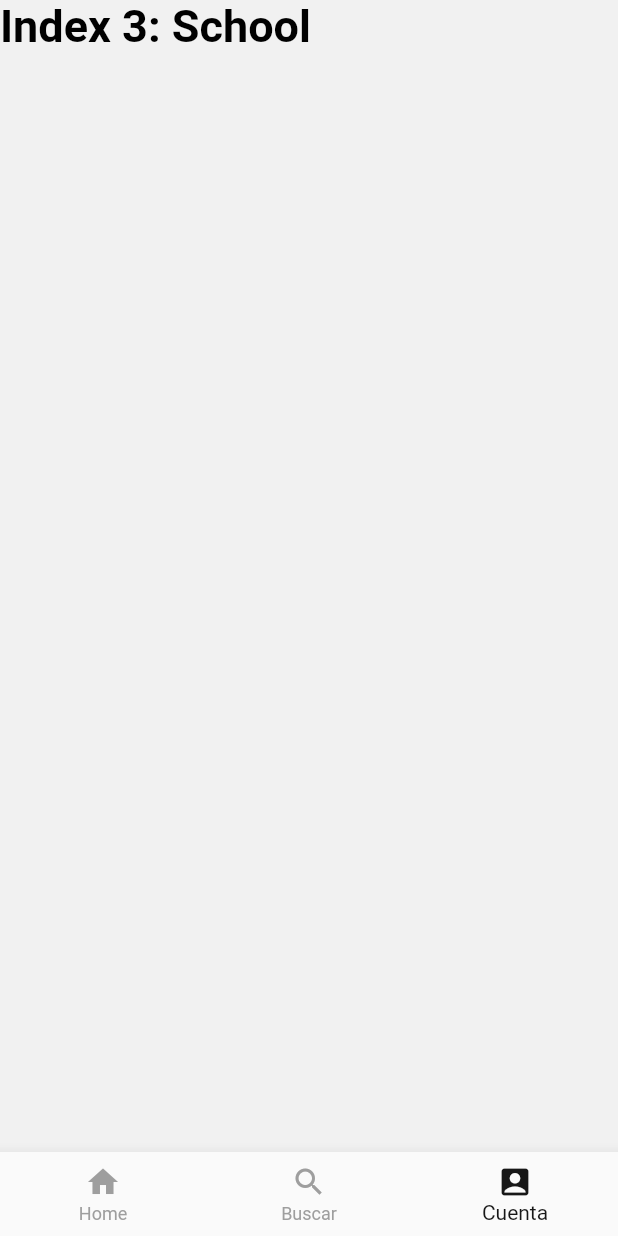
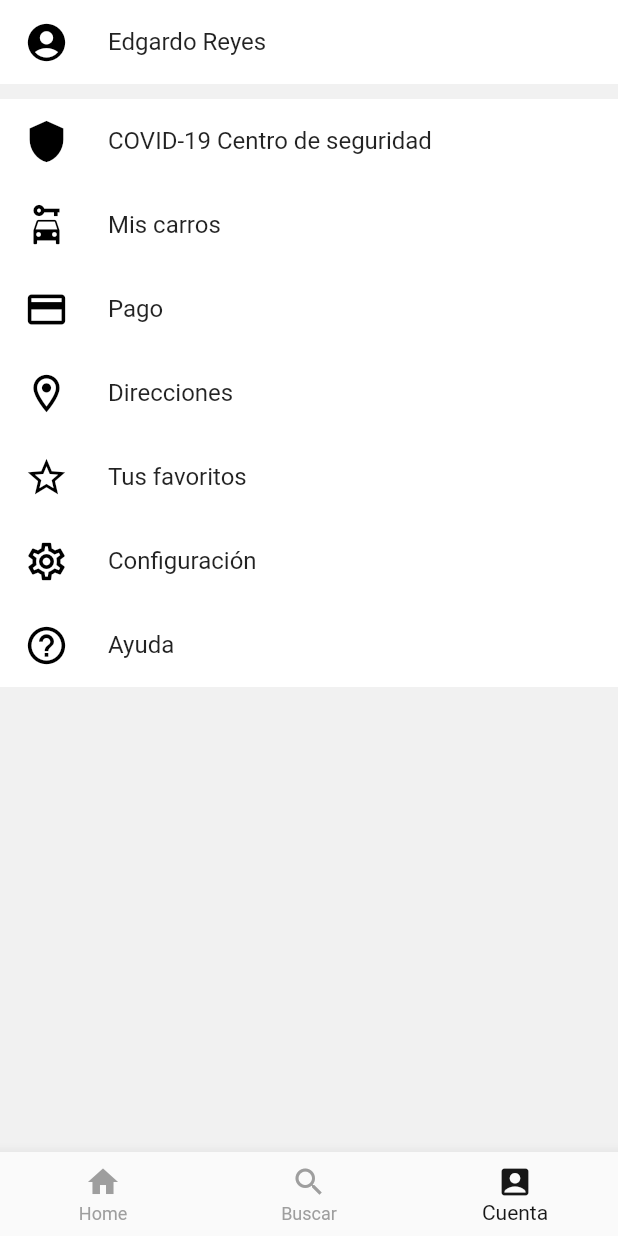
Before and after one commit to GungryNutria/servicego, a Flutter app: the HomePage screen opened by its route, item 3 of the bottom bar chosen, on a phone screen of 412 x 824 dp. Run offline on Flutter 3.47's test engine with Material 2 defaults, Android fonts, the phone set to English and light mode, and no system bars; our stand-ins replace bloc, flutter_bloc, geolocator, google_maps_flutter, hexcolor, permission_handler.

Commit message:
Profile Page

```diff
--- a/lib/pages/home_page.dart
+++ b/lib/pages/home_page.dart
@@ -32,10 +32,7 @@ class _HomePageState extends State<HomePage> {
         'Index 2: School',
         style: optionStyle,
       ),
-      Text(
-        'Index 3: School',
-        style: optionStyle,
-      ),
+      _account()
     ];
     return _widgetOptions;
   }
@@ -171,7 +168,113 @@ class _HomePageState extends State<HomePage> {
       child: ListTile(
         leading: Image(image: AssetImage('assets/$opcion.png')),
         title: Text(descripcion),
-        trailing: Text(monto),
+        trailing: FlatButton(
+            onPressed: () {},
+            child: Text('Ver Detalles'),
+            color: Colors.black,
+            textColor: Colors.white,
+            shape: RoundedRectangleBorder(
+                borderRadius: BorderRadius.circular(12.0))),
+      ),
+    );
+  }
+
+  Widget _account() {
+    return SafeArea(
+      child: SingleChildScrollView(
+        child: Column(
+          children: [
+            Stack(
+              children: [
+                Positioned(
+                    child: Container(
+                  color: Colors.white,
+                  child: ListTile(
+                    title: Text('Edgardo Reyes'),
+                    leading: Icon(
+                      Icons.account_circle,
+                      size: 30.0,
+                      color: Colors.black,
+                    ),
+                  ),
+                ))
+              ],
+            ),
+            SizedBox(
+              height: 10.0,
+            ),
+            Container(
+              color: Colors.white,
+              child: Column(
+                children: [
+                  ListTile(
+                    title: Text('COVID-19 Centro de seguridad'),
+                    leading: Icon(
+                      Icons.shield,
+                      color: Colors.black,
+                      size: 30.0,
+                    ),
+                    onTap: () {},
+                  ),
+                  ListTile(
+                    title: Text('Mis carros'),
+                    leading: Icon(
+                      Icons.car_rental,
+                      color: Colors.black,
+                      size: 30.0,
+                    ),
+                    onTap: () {},
+                  ),
+                  ListTile(
+                    title: Text('Pago'),
+                    leading: Icon(
+                      Icons.credit_card_outlined,
+                      color: Colors.black,
+                      size: 30.0,
+                    ),
+                    onTap: () {},
+                  ),
+                  ListTile(
+                    title: Text('Direcciones'),
+                    leading: Icon(
+                      Icons.location_on_outlined,
+                      color: Colors.black,
+                      size: 30.0,
+                    ),
+                    onTap: () {},
+                  ),
+                  ListTile(
+                    title: Text('Tus favoritos'),
+                    leading: Icon(
+                      Icons.star_border,
+                      color: Colors.black,
+                      size: 30.0,
+                    ),
+                    onTap: () {},
+                  ),
+                  ListTile(
+                    title: Text('Configuración'),
+                    leading: Icon(
+                      Icons.settings_outlined,
+                      color: Colors.black,
+                      size: 30.0,
+                    ),
+                    onTap: () {},
+                  ),
+                  ListTile(
+                    title: Text('Ayuda'),
+                    leading: Icon(
+                      Icons.help_outline_outlined,
+                      color: Colors.black,
+                      size: 30.0,
+                    ),
+                    onTap: () {},
+                  ),
+                ],
+              ),
+            )
+          ],
+        ),
       ),
     );
   }
```
